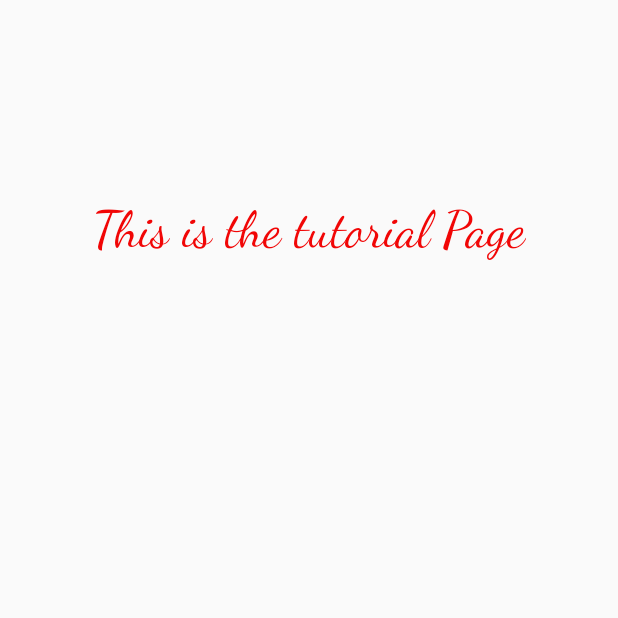
After one commit to samuelsunvold/475-Project, an Android app: the TutorialActivity screen opened directly, with no data from a screen before it, on a phone screen of 412 x 824 dp, the top half of it. The commit adds this screen. Run offline under Robolectric (Android 15) with nearby library versions, the phone set to English and light mode, and no system bars.

Commit message:
MultiActivity
Added some function

```diff
--- a/SquareOff/app/src/main/AndroidManifest.xml
+++ b/SquareOff/app/src/main/AndroidManifest.xml
@@ -10,6 +10,12 @@
         android:supportsRtl="true"
         android:theme="@style/AppTheme">
         <activity
+            android:name=".UI.TutorialActivity"
+            android:exported="false" />
+        <activity
+            android:name=".UI.GridActivity"
+            android:exported="false" />
+        <activity
             android:name=".UI.HomeActivity"
             android:exported="true">
             <intent-filter>
--- /dev/null
+++ b/SquareOff/app/src/main/java/cmsc/com/squareoff/UI/TutorialActivity.java
@@ -0,0 +1,16 @@
+package cmsc.com.squareoff.UI;
+
+import androidx.appcompat.app.AppCompatActivity;
+
+import android.os.Bundle;
+
+import cmsc.com.squareoff.R;
+
+public class TutorialActivity extends AppCompatActivity {
+
+    @Override
+    protected void onCreate(Bundle savedInstanceState) {
+        super.onCreate(savedInstanceState);
+        setContentView(R.layout.activity_tutorial);
+    }
+}
--- /dev/null
+++ b/SquareOff/app/src/main/res/layout/activity_tutorial.xml
@@ -0,0 +1,25 @@
+<?xml version="1.0" encoding="utf-8"?>
+<androidx.constraintlayout.widget.ConstraintLayout xmlns:android="http://schemas.android.com/apk/res/android"
+    xmlns:app="http://schemas.android.com/apk/res-auto"
+    xmlns:tools="http://schemas.android.com/tools"
+    android:layout_width="match_parent"
+    android:layout_height="match_parent"
+    tools:context=".UI.TutorialActivity">
+
+    <TextView
+        android:id="@+id/textView"
+        android:layout_width="wrap_content"
+        android:layout_height="wrap_content"
+        android:layout_marginStart="5dp"
+        android:layout_marginTop="86dp"
+        android:layout_marginEnd="5dp"
+        android:layout_marginBottom="604dp"
+        android:fontFamily="cursive"
+        android:text="This is the tutorial Page"
+        android:textColor="#F10606"
+        android:textSize="34sp"
+        app:layout_constraintBottom_toBottomOf="parent"
+        app:layout_constraintEnd_toEndOf="parent"
+        app:layout_constraintStart_toStartOf="parent"
+        app:layout_constraintTop_toTopOf="parent" />
+</androidx.constraintlayout.widget.ConstraintLayout>
```
Also changed, not shown: SquareOff/app/src/main/java/cmsc/com/squareoff/UI/GridActivity.java (added, +16 -0 lines), SquareOff/app/src/main/java/cmsc/com/squareoff/UI/HomeActivity.java (+33 -0 lines), SquareOff/app/src/main/res/layout/activity_grid.xml (added, +24 -0 lines), SquareOff/app/src/main/res/layout/activity_home.xml (+7 -5 lines).
